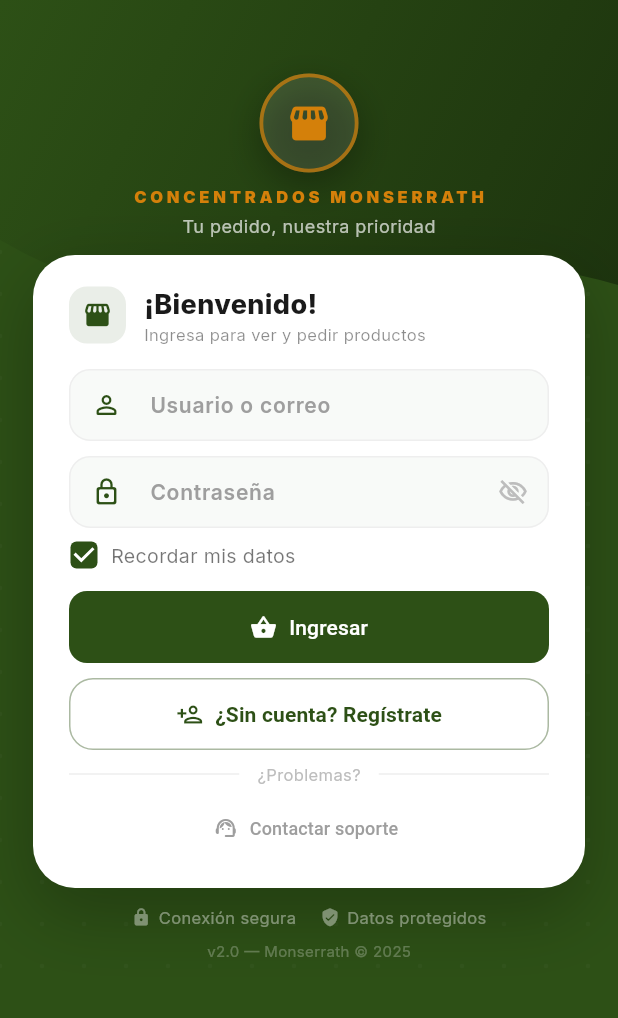
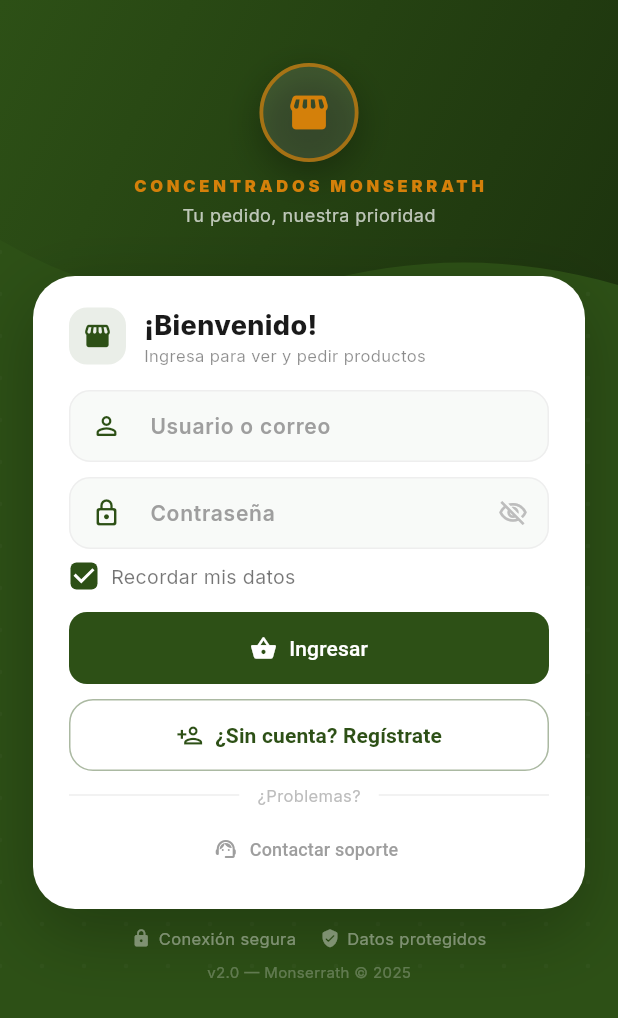
Before and after one commit to itanmidnight-ux/monserrath-commerce, a Flutter app: the screen it shows after launch, on a phone screen of 412 x 824 dp. Shown: the top 1018 px of the screen. Run offline on Flutter 3.47's test engine with Material 3 defaults, Android fonts, the phone set to English and light mode, and no system bars; our stand-ins replace audioplayers, cached_network_image, connectivity_plus, device_info_plus, file_picker, fl_chart and 11 more; missing offline and left inert: onesignal_flutter, record; accounts and stored records are empty.

Commit message:
fix(login): espacio bajo subtitulo y offset de tarjeta para ventanas anchas/bajas
En navegador de escritorio (ventana ancha y baja) headerH quedaba chico y la
tarjeta de login se pegaba casi al subtitulo. Se agrega aire fijo y se reduce
el solape de headerH - 30 a headerH - 16.

Co-Authored-By: Claude Sonnet 5 <noreply@anthropic.com>

```diff
--- a/android-app/lib/screens/login_screen.dart
+++ b/android-app/lib/screens/login_screen.dart
@@ -222,6 +222,12 @@ class _LoginScreenState extends State<LoginScreen>
                       style: TextStyle(
                         color: Colors.white70, fontSize: 12, fontWeight: FontWeight.w400,
                         letterSpacing: 0.3)),
+                    // Aire fijo debajo del subtítulo -- sin esto, en ventanas
+                    // anchas y bajas (navegador de escritorio) headerH queda
+                    // chico y la tarjeta de login (que se superpone hacia
+                    // arriba, ver headerH - 30 más abajo) terminaba casi
+                    // pegada a este texto.
+                    const SizedBox(height: 14),
                   ],
                 ),
               ),
@@ -248,7 +254,11 @@ class _LoginScreenState extends State<LoginScreen>
               child: SlideTransition(
                 position: _slideAnim,
                 child: Column(children: [
-                  SizedBox(height: headerH - 30),
+                  // headerH - 16: la tarjeta se superpone un poco al header
+                  // (efecto "tarjeta flotante") -- 16px en vez de 30 para que
+                  // no quede pegada al texto cuando headerH es chico (ventana
+                  // de navegador ancha y baja).
+                  SizedBox(height: headerH - 16),
 
                   // Login card
                   AnimatedBuilder(
```
